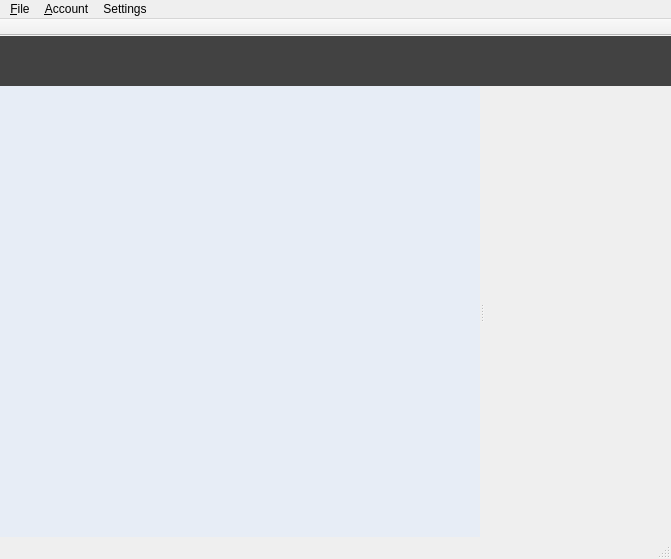
Before: the Qt Designer form src/ui/mainwindow.ui in BackupTheBerlios/bursar, drawn with Qt 5.
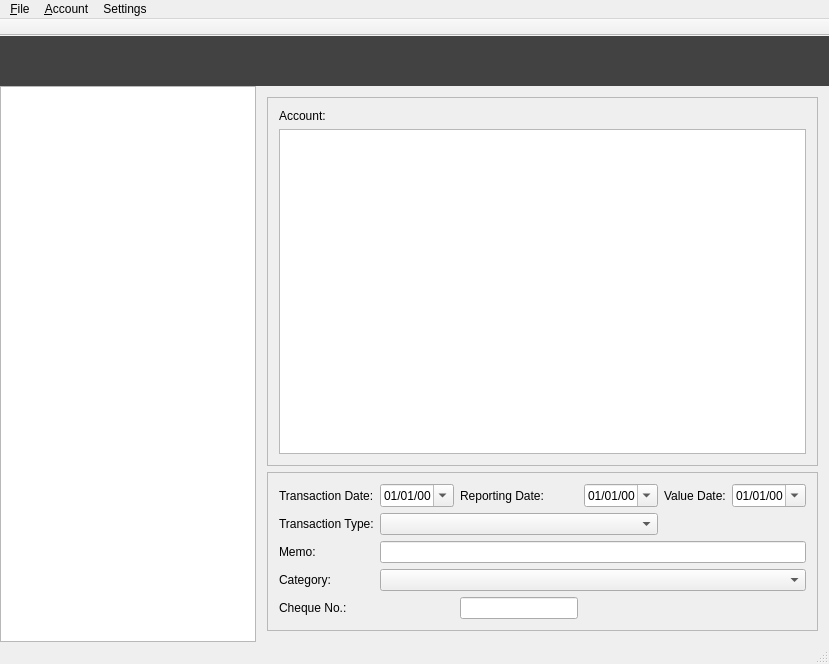
After: the same form once the commit is applied. Icons and pictures are not drawn. Custom widgets are drawn as their Qt base class.

The edit to the form file:
```diff
--- a/src/ui/mainwindow.ui
+++ b/src/ui/mainwindow.ui
@@ -6,8 +6,8 @@
    <rect>
     <x>0</x>
     <y>0</y>
-    <width>671</width>
-    <height>559</height>
+    <width>829</width>
+    <height>664</height>
    </rect>
   </property>
   <property name="sizePolicy">
@@ -477,128 +477,294 @@
      </widget>
     </item>
     <item>
-     <layout class="QVBoxLayout" name="verticalLayout">
+     <layout class="QHBoxLayout" name="horizontalLayout">
+      <property name="spacing">
+       <number>0</number>
+      </property>
       <item>
-       <widget class="QSplitter" name="splitter">
+       <widget class="QListWidget" name="sideMenu">
         <property name="sizePolicy">
-         <sizepolicy hsizetype="Expanding" vsizetype="Expanding">
+         <sizepolicy hsizetype="Fixed" vsizetype="Expanding">
           <horstretch>0</horstretch>
           <verstretch>0</verstretch>
          </sizepolicy>
         </property>
-        <property name="orientation">
-         <enum>Qt::Horizontal</enum>
+        <property name="editTriggers">
+         <set>QAbstractItemView::NoEditTriggers</set>
         </property>
-        <widget class="QTreeView" name="accountTree">
-         <property name="sizePolicy">
-          <sizepolicy hsizetype="Expanding" vsizetype="Expanding">
-           <horstretch>0</horstretch>
-           <verstretch>0</verstretch>
-          </sizepolicy>
-         </property>
-         <property name="minimumSize">
-          <size>
-           <width>0</width>
-           <height>0</height>
-          </size>
-         </property>
-         <property name="palette">
-          <palette>
-           <active>
-            <colorrole role="Base">
-             <brush brushstyle="SolidPattern">
-              <color alpha="255">
-               <red>231</red>
-               <green>237</green>
-               <blue>246</blue>
-              </color>
-             </brush>
-            </colorrole>
-            <colorrole role="Highlight">
-             <brush brushstyle="SolidPattern">
-              <color alpha="255">
-               <red>168</red>
-               <green>183</green>
-               <blue>205</blue>
-              </color>
-             </brush>
-            </colorrole>
-           </active>
-           <inactive>
-            <colorrole role="Base">
-             <brush brushstyle="SolidPattern">
-              <color alpha="255">
-               <red>231</red>
-               <green>237</green>
-               <blue>246</blue>
-              </color>
-             </brush>
-            </colorrole>
-            <colorrole role="Highlight">
-             <brush brushstyle="SolidPattern">
-              <color alpha="255">
-               <red>168</red>
-               <green>183</green>
-               <blue>205</blue>
-              </color>
-             </brush>
-            </colorrole>
-           </inactive>
-           <disabled>
-            <colorrole role="Base">
-             <brush brushstyle="SolidPattern">
-              <color alpha="255">
-               <red>212</red>
-               <green>208</green>
-               <blue>200</blue>
-              </color>
-             </brush>
-            </colorrole>
-            <colorrole role="Highlight">
-             <brush brushstyle="SolidPattern">
-              <color alpha="255">
-               <red>208</red>
-               <green>208</green>
-               <blue>208</blue>
-              </color>
-             </brush>
-            </colorrole>
-           </disabled>
-          </palette>
-         </property>
-         <property name="autoFillBackground">
-          <bool>true</bool>
-         </property>
-         <property name="frameShape">
-          <enum>QFrame::NoFrame</enum>
-         </property>
-         <property name="editTriggers">
-          <set>QAbstractItemView::NoEditTriggers</set>
-         </property>
-         <property name="headerHidden">
-          <bool>true</bool>
-         </property>
+       </widget>
+      </item>
+      <item>
+       <widget class="QStackedWidget" name="contextView">
+        <property name="lineWidth">
+         <number>0</number>
+        </property>
+        <property name="currentIndex">
+         <number>2</number>
+        </property>
+        <widget class="QWidget" name="pageDashboard">
+         <layout class="QVBoxLayout" name="verticalLayout">
+          <property name="spacing">
+           <number>0</number>
+          </property>
+          <property name="leftMargin">
+           <number>0</number>
+          </property>
+          <property name="topMargin">
+           <number>1</number>
+          </property>
+          <property name="rightMargin">
+           <number>0</number>
+          </property>
+          <property name="bottomMargin">
+           <number>0</number>
+          </property>
+         </layout>
         </widget>
-        <widget class="QFrame" name="frame_2">
-         <property name="sizePolicy">
-          <sizepolicy hsizetype="Preferred" vsizetype="Preferred">
-           <horstretch>0</horstretch>
-           <verstretch>0</verstretch>
-          </sizepolicy>
-         </property>
-         <property name="minimumSize">
-          <size>
-           <width>0</width>
-           <height>0</height>
-          </size>
-         </property>
-         <property name="frameShape">
-          <enum>QFrame::NoFrame</enum>
-         </property>
-         <property name="frameShadow">
-          <enum>QFrame::Raised</enum>
-         </property>
+        <widget class="QWidget" name="pageAccounts">
+         <layout class="QVBoxLayout" name="verticalLayout_3">
+          <item>
+           <widget class="QTreeView" name="treeAccounts">
+            <property name="editTriggers">
+             <set>QAbstractItemView::NoEditTriggers</set>
+            </property>
+           </widget>
+          </item>
+          <item>
+           <widget class="QFrame" name="frameAccountButtons">
+            <property name="sizePolicy">
+             <sizepolicy hsizetype="Preferred" vsizetype="Fixed">
+              <horstretch>0</horstretch>
+              <verstretch>0</verstretch>
+             </sizepolicy>
+            </property>
+            <property name="minimumSize">
+             <size>
+              <width>0</width>
+              <height>34</height>
+             </size>
+            </property>
+            <property name="frameShape">
+             <enum>QFrame::NoFrame</enum>
+            </property>
+            <property name="frameShadow">
+             <enum>QFrame::Raised</enum>
+            </property>
+            <layout class="QHBoxLayout" name="horizontalLayout_2">
+             <property name="sizeConstraint">
+              <enum>QLayout::SetDefaultConstraint</enum>
+             </property>
+             <property name="margin">
+              <number>0</number>
+             </property>
+             <item>
+              <widget class="QPushButton" name="buttonNewAccount">
+               <property name="sizePolicy">
+                <sizepolicy hsizetype="Fixed" vsizetype="Fixed">
+                 <horstretch>0</horstretch>
+                 <verstretch>0</verstretch>
+                </sizepolicy>
+               </property>
+               <property name="minimumSize">
+                <size>
+                 <width>80</width>
+                 <height>0</height>
+                </size>
+               </property>
+               <property name="text">
+                <string>New Account</string>
+               </property>
+               <property name="icon">
+                <iconset>
+                 <normaloff>:/icons/add.svg</normaloff>:/icons/add.svg</iconset>
+               </property>
+              </widget>
+             </item>
+             <item>
+              <widget class="QPushButton" name="buttonEditAccount">
+               <property name="sizePolicy">
+                <sizepolicy hsizetype="Fixed" vsizetype="Fixed">
+                 <horstretch>0</horstretch>
+                 <verstretch>0</verstretch>
+                </sizepolicy>
+               </property>
+               <property name="text">
+                <string>Edit Account</string>
+               </property>
+              </widget>
+             </item>
+             <item>
+              <widget class="QPushButton" name="buttonDeleteAccount">
+               <property name="sizePolicy">
+                <sizepolicy hsizetype="Fixed" vsizetype="Fixed">
+                 <horstretch>0</horstretch>
+                 <verstretch>0</verstretch>
+                </sizepolicy>
+               </property>
+               <property name="text">
+                <string>Delete Account</string>
+               </property>
+              </widget>
+             </item>
+            </layout>
+           </widget>
+          </item>
+         </layout>
         </widget>
+        <widget class="QWidget" name="pageJournal">
+         <layout class="QVBoxLayout" name="verticalLayout_4">
+          <item>
+           <widget class="QFrame" name="frameJournalList">
+            <property name="frameShape">
+             <enum>QFrame::StyledPanel</enum>
+            </property>
+            <property name="frameShadow">
+             <enum>QFrame::Raised</enum>
+            </property>
+            <layout class="QGridLayout" name="gridLayout">
+             <item row="0" column="0">
+              <widget class="QLabel" name="labelAccount">
+               <property name="sizePolicy">
+                <sizepolicy hsizetype="Minimum" vsizetype="Preferred">
+                 <horstretch>0</horstretch>
+                 <verstretch>0</verstretch>
+                </sizepolicy>
+               </property>
+               <property name="text">
+                <string>Account:</string>
+               </property>
+               <property name="scaledContents">
+                <bool>false</bool>
+               </property>
+              </widget>
+             </item>
+             <item row="2" column="0" colspan="2">
+              <widget class="QTableView" name="tableJournal"/>
+             </item>
+             <item row="0" column="1">
+              <widget class="BurComboBox" name="comboAccount" native="true">
+               <property name="sizePolicy">
+                <sizepolicy hsizetype="Expanding" vsizetype="Fixed">
+                 <horstretch>0</horstretch>
+                 <verstretch>0</verstretch>
+                </sizepolicy>
+               </property>
+              </widget>
+             </item>
+            </layout>
+           </widget>
+          </item>
+          <item>
+           <widget class="QFrame" name="frameJournalDetail">
+            <property name="frameShape">
+             <enum>QFrame::StyledPanel</enum>
+            </property>
+            <property name="frameShadow">
+             <enum>QFrame::Raised</enum>
+            </property>
+            <layout class="QGridLayout" name="gridLayout_2">
+             <item row="0" column="0">
+              <widget class="QLabel" name="labelTrnDate">
+               <property name="text">
+                <string>Transaction Date:</string>
+               </property>
+              </widget>
+             </item>
+             <item row="4" column="0">
+              <widget class="QLabel" name="labelMemo">
+               <property name="text">
+                <string>Memo:</string>
+               </property>
+              </widget>
+             </item>
+             <item row="8" column="0">
+              <widget class="QLabel" name="label_7">
+               <property name="text">
+                <string>Cheque No.:</string>
+               </property>
+              </widget>
+             </item>
+             <item row="0" column="2">
+              <widget class="QLabel" name="labelRepDate">
+               <property name="text">
+                <string>Reporting Date:</string>
+               </property>
+              </widget>
+             </item>
+             <item row="0" column="1">
+              <widget class="QDateEdit" name="editTrnDate">
+               <property name="buttonSymbols">
+                <enum>QAbstractSpinBox::UpDownArrows</enum>
+               </property>
+               <property name="displayFormat">
+                <string>MM/dd/yy</string>
+               </property>
+               <property name="calendarPopup">
+                <bool>true</bool>
+               </property>
+              </widget>
+             </item>
+             <item row="0" column="3">
+              <widget class="QDateEdit" name="editRepDate">
+               <property name="displayFormat">
+                <string>MM/dd/yy</string>
+               </property>
+               <property name="calendarPopup">
+                <bool>true</bool>
+               </property>
+              </widget>
+             </item>
+             <item row="4" column="1" colspan="5">
+              <widget class="QLineEdit" name="editMemo"/>
+             </item>
+             <item row="0" column="4">
+              <widget class="QLabel" name="labelValDate">
+               <property name="text">
+                <string>Value Date:</string>
+               </property>
+              </widget>
+             </item>
+             <item row="0" column="5">
+              <widget class="QDateEdit" name="editValDate">
+               <property name="displayFormat">
+                <string>MM/dd/yy</string>
+               </property>
+               <property name="calendarPopup">
+                <bool>true</bool>
+               </property>
+              </widget>
+             </item>
+             <item row="3" column="0">
+              <widget class="QLabel" name="labelTrnType">
+               <property name="text">
+                <string>Transaction Type:</string>
+               </property>
+              </widget>
+             </item>
+             <item row="3" column="1" colspan="3">
+              <widget class="QComboBox" name="comboTrnType"/>
+             </item>
+             <item row="6" column="0">
+              <widget class="QLabel" name="labelCategory">
+               <property name="text">
+                <string>Category:</string>
+               </property>
+              </widget>
+             </item>
+             <item row="8" column="2">
+              <widget class="QLineEdit" name="lineEdit_2"/>
+             </item>
+             <item row="6" column="1" colspan="5">
+              <widget class="QComboBox" name="comboCategory"/>
+             </item>
+            </layout>
+           </widget>
+          </item>
+         </layout>
+        </widget>
+        <widget class="QWidget" name="pageCategories"/>
+        <widget class="QWidget" name="pageRecurring"/>
+        <widget class="QWidget" name="pageReports"/>
        </widget>
       </item>
      </layout>
@@ -610,7 +776,7 @@
     <rect>
      <x>0</x>
      <y>0</y>
-     <width>671</width>
+     <width>829</width>
      <height>22</height>
     </rect>
    </property>
@@ -652,6 +818,12 @@
    <property name="movable">
     <bool>false</bool>
    </property>
+   <property name="iconSize">
+    <size>
+     <width>32</width>
+     <height>32</height>
+    </size>
+   </property>
    <property name="toolButtonStyle">
     <enum>Qt::ToolButtonTextUnderIcon</enum>
    </property>
@@ -739,8 +911,13 @@
   </action>
  </widget>
  <layoutdefault spacing="6" margin="11"/>
- <resources>
-  <include location="app.qrc"/>
- </resources>
+ <customwidgets>
+  <customwidget>
+   <class>BurComboBox</class>
+   <extends>QWidget</extends>
+   <header>burcombobox.h</header>
+  </customwidget>
+ </customwidgets>
+ <resources/>
  <connections/>
 </ui>
```
Left out of the diff: 84 changed lines with no effect on the pictures.
